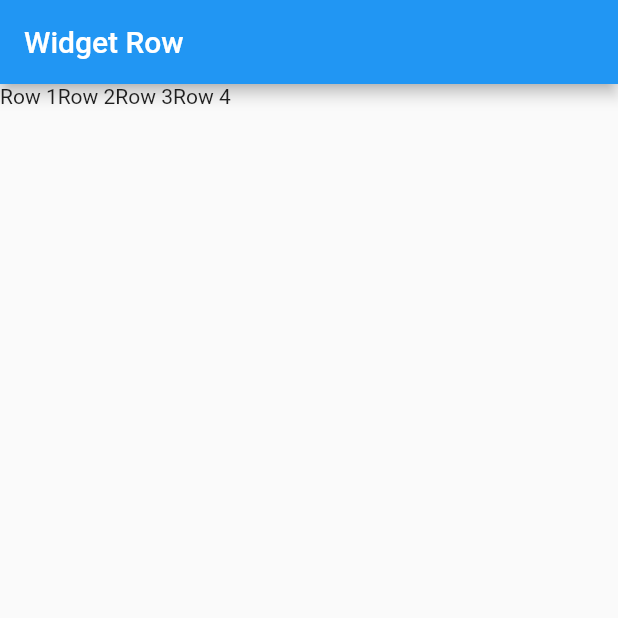
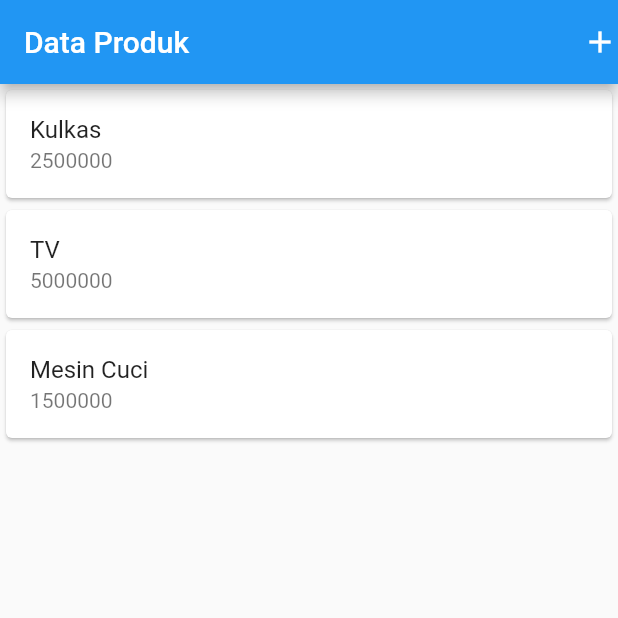
Before and after one commit to GabrielleApta/aplikasi_flutter_pertamaku, a Flutter app: the screen it shows after launch, on a phone screen of 412 x 824 dp, the top half of it. Run offline on Flutter 3.47's test engine with Material 2 defaults, Android fonts, the phone set to English and light mode, and no system bars.

Commit message:
pertemuan 5

```diff
--- a/lib/main.dart
+++ b/lib/main.dart
@@ -1,4 +1,5 @@
-import 'package:aplikasi_flutter_pertamaku/row_widget.dart';
+import 'package:aplikasi_flutter_pertamaku/ui/produk_form.dart';
+import 'package:aplikasi_flutter_pertamaku/ui/produk_page.dart';
 import 'package:flutter/material.dart';
 
 void main() {
@@ -12,7 +13,7 @@ class MyApp extends StatelessWidget {
   Widget build(BuildContext context) {
     return MaterialApp(
       title: "Aplikasi Flutter Pertama",
-      home: RowWidget(),
+      home: ProdukPage(),
     );
   }
 }
--- /dev/null
+++ b/lib/ui/produk_page.dart
@@ -0,0 +1,71 @@
+import 'package:aplikasi_flutter_pertamaku/ui/produk_form.dart';
+import 'package:flutter/material.dart';
+
+class ProdukPage extends StatefulWidget {
+  const ProdukPage({Key? key}) : super(key: key);
+
+  @override
+  _ProdukPageState createState() => _ProdukPageState();
+}
+
+class _ProdukPageState extends State<ProdukPage> {
+  @override
+  Widget build(BuildContext context) {
+    return Scaffold(
+      appBar: AppBar(
+        title: const Text('Data Produk'),
+        actions: [
+          GestureDetector(
+// menampilkan icon +
+              child: const Icon(Icons.add),
+              onTap: () async {
+// berpindah ke halaman ProdukForm
+                Navigator.push(
+                    context,
+                    MaterialPageRoute(
+                        builder: (context) => const ProdukForm()));
+              })
+        ],
+      ),
+      body: ListView(
+        children: const [
+// List 1
+          ItemProduk(
+            kodeProduk: "A001",
+            namaProduk: "Kulkas",
+            harga: 2500000,
+          ),
+// List 2
+          ItemProduk(
+            kodeProduk: "A002",
+            namaProduk: "TV",
+            harga: 5000000,
+          ),
+// List 3
+          ItemProduk(
+            kodeProduk: "A003",
+            namaProduk: "Mesin Cuci",
+            harga: 1500000,
+          ),
+        ],
+      ),
+    );
+  }
+}
+
+class ItemProduk extends StatelessWidget {
+  final String? kodeProduk;
+  final String? namaProduk;
+  final int? harga;
+  const ItemProduk({Key? key, this.kodeProduk, this.namaProduk, this.harga})
+      : super(key: key);
+  @override
+  Widget build(BuildContext context) {
+    return Card(
+      child: ListTile(
+        title: Text(namaProduk.toString()),
+        subtitle: Text(harga.toString()),
+      ),
+    );
+  }
+}
```
Also changed, not shown: lib/ui/produk_detail.dart (added, +31 -0 lines), lib/ui/produk_form.dart (added, +73 -0 lines).
